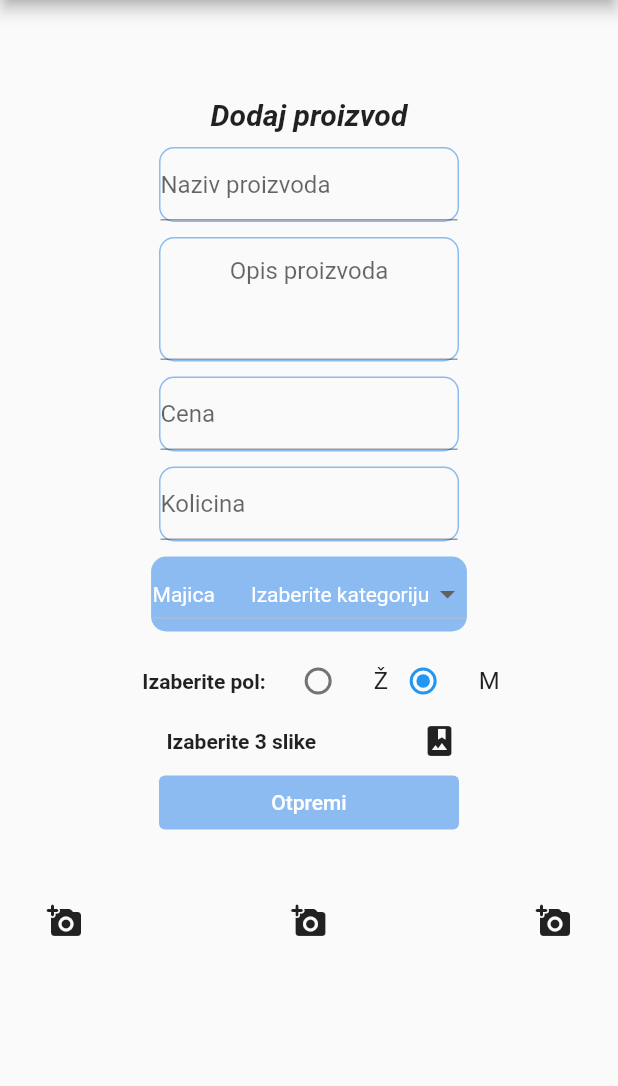
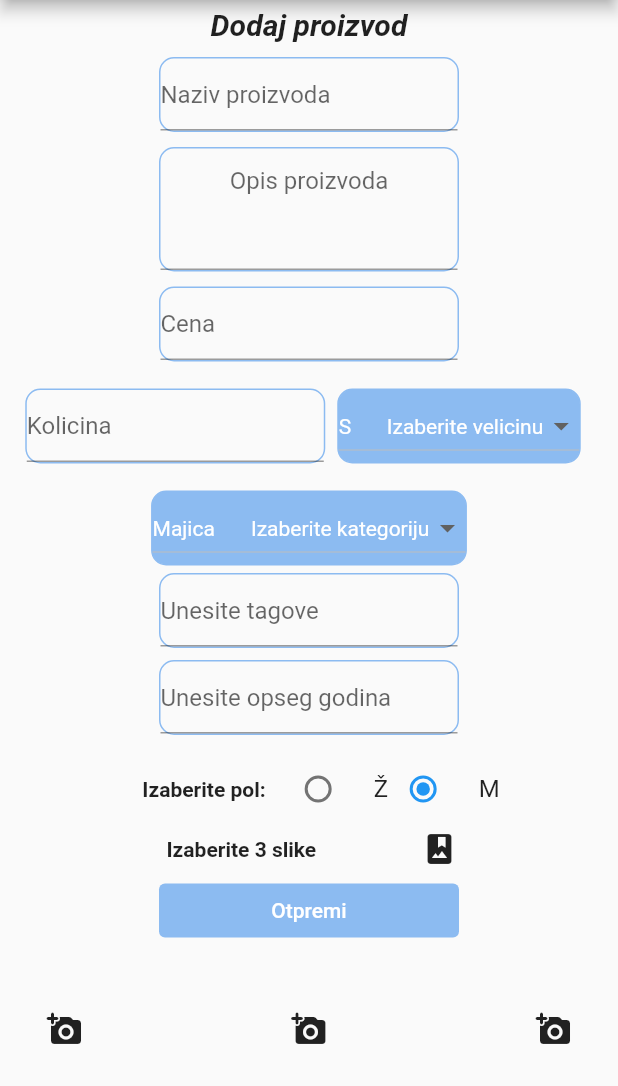
Before and after one commit to DusanTodorovic5/Sara, a Flutter app: the AddProductPage screen opened directly, on a phone screen of 412 x 824 dp, the part 150-1236 px from its top. Run offline on Flutter 3.47's test engine with Material 2 defaults, Android fonts, the phone set to English and light mode, and no system bars; our stand-ins replace badges, flutter_image_slideshow, flutter_signin_button, image_picker, like_button, material_design_icons_flutter; missing offline and left inert: favorite_button, image_picker_for_web.

Commit message:
Promenjena stranica za dodavanje proizvoda

```diff
--- a/Faza2/prototip/lib/pages/add_product_page.dart
+++ b/Faza2/prototip/lib/pages/add_product_page.dart
@@ -21,7 +21,9 @@ class _AddProductPageState extends State<AddProductPage> {
   List<XFile?> image = [null, null, null];
   int i = 0;
   var cats = ['Majica', 'Dzemper', 'Kosulja', 'Farmerke'];
+  var velicine = ['XS', 'S', 'M', 'L', 'XL', 'XXL'];
   String cat = 'Majica';
+  String vel = 'S';
 
   Future CameraImage() async {
     var img = await picker.pickImage(source: ImageSource.gallery);
@@ -49,8 +51,10 @@ class _AddProductPageState extends State<AddProductPage> {
           ),
           centerTitle: true,
         ),
-        body: Center(
-          child: Column(mainAxisAlignment: MainAxisAlignment.center, children: [
+        body: SingleChildScrollView(
+          child: Center(
+            child:
+                Column(mainAxisAlignment: MainAxisAlignment.center, children: [
               Padding(
                   padding: EdgeInsets.only(top: 5, bottom: 5),
                   child: Container(
@@ -80,8 +84,8 @@ class _AddProductPageState extends State<AddProductPage> {
                   child: Container(
                       width: 200,
                       decoration: BoxDecoration(
-                      border:
-                          Border.all(color: Color.fromARGB(255, 140, 187, 241)),
+                        border: Border.all(
+                            color: Color.fromARGB(255, 140, 187, 241)),
                         borderRadius: BorderRadius.all(Radius.circular(10)),
                       ),
                       child: TextField(
@@ -106,16 +110,52 @@ class _AddProductPageState extends State<AddProductPage> {
                   )),
               Padding(
                   padding: EdgeInsets.only(top: 5, bottom: 5),
-                child: Container(
+                  child: Row(
+                    mainAxisAlignment: MainAxisAlignment.center,
+                    children: [
+                      Container(
                         width: 200,
                         decoration: BoxDecoration(
-                    border:
-                        Border.all(color: Color.fromARGB(255, 140, 187, 241)),
+                          border: Border.all(
+                              color: Color.fromARGB(255, 140, 187, 241)),
                           borderRadius: BorderRadius.all(Radius.circular(10)),
                         ),
                         child: TextField(
                           decoration: InputDecoration(hintText: "Kolicina"),
                         ),
+                      ),
+                      Padding(
+                        padding: const EdgeInsets.all(8.0),
+                        child: Container(
+                          decoration: BoxDecoration(
+                            color: Color.fromARGB(255, 140, 187, 241),
+                            border: Border.all(
+                                color: Color.fromARGB(255, 140, 187, 241)),
+                            borderRadius: BorderRadius.all(Radius.circular(10)),
+                          ),
+                          child: DropdownButton(
+                              style: TextStyle(color: Colors.white),
+                              value: vel,
+                              icon: Row(children: [
+                                Text(
+                                  "  Izaberite velicinu",
+                                  style: TextStyle(color: Colors.white),
+                                ),
+                                Icon(Icons.arrow_drop_down)
+                              ]),
+                              dropdownColor: Color.fromARGB(255, 140, 187, 241),
+                              items: velicine.map((String velicine) {
+                                return DropdownMenuItem(
+                                    child: Text(velicine), value: velicine);
+                              }).toList(),
+                              onChanged: (String? newVal) {
+                                setState(() {
+                                  vel = newVal!;
+                                });
+                              }),
+                        ),
+                      )
+                    ],
                   )),
               Padding(
                 padding: EdgeInsets.only(top: 5, bottom: 5),
@@ -138,7 +178,8 @@ class _AddProductPageState extends State<AddProductPage> {
                         ]),
                         dropdownColor: Color.fromARGB(255, 140, 187, 241),
                         items: cats.map((String cats) {
-                        return DropdownMenuItem(child: Text(cats), value: cats);
+                          return DropdownMenuItem(
+                              child: Text(cats), value: cats);
                         }).toList(),
                         onChanged: (String? newVal) {
                           setState(() {
@@ -147,9 +188,41 @@ class _AddProductPageState extends State<AddProductPage> {
                         })),
               ),
               Container(
+                  width: 200,
+                  decoration: BoxDecoration(
+                    border:
+                        Border.all(color: Color.fromARGB(255, 140, 187, 241)),
+                    borderRadius: BorderRadius.all(Radius.circular(10)),
+                  ),
+                  child: TextField(
+                    decoration: InputDecoration(hintText: "Unesite tagove"),
+                  )),
+              Padding(
+                padding: const EdgeInsets.all(8.0),
+                child: Container(
+                  child: Row(
+                      mainAxisAlignment: MainAxisAlignment.center,
+                      children: [
+                        Container(
+                            width: 200,
+                            decoration: BoxDecoration(
+                              border: Border.all(
+                                  color: Color.fromARGB(255, 140, 187, 241)),
+                              borderRadius:
+                                  BorderRadius.all(Radius.circular(10)),
+                            ),
+                            child: TextField(
+                              decoration: InputDecoration(
+                                  hintText: "Unesite opseg godina"),
+                            ))
+                      ]),
+                ),
+              ),
+              Container(
                   width: 250,
-                child:
-                    Row(mainAxisAlignment: MainAxisAlignment.center, children: [
+                  child: Row(
+                      mainAxisAlignment: MainAxisAlignment.center,
+                      children: [
                         Text(
                           'Izaberite pol:',
                           style: TextStyle(fontWeight: FontWeight.bold),
@@ -244,6 +317,7 @@ class _AddProductPageState extends State<AddProductPage> {
                     ],
                   )))
             ]),
+          ),
         ));
   }
 }
```
Lines whose indentation alone changed are shown as unchanged.
